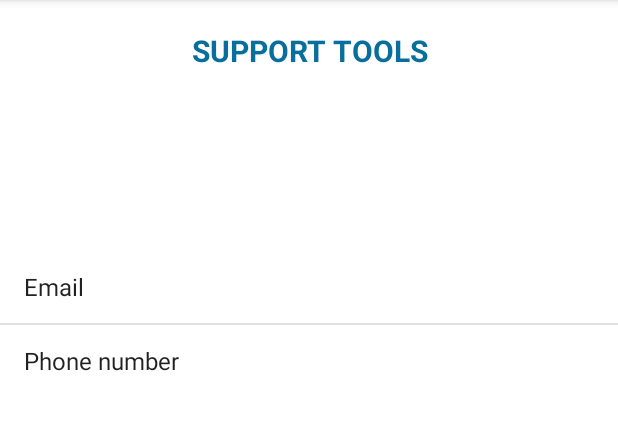
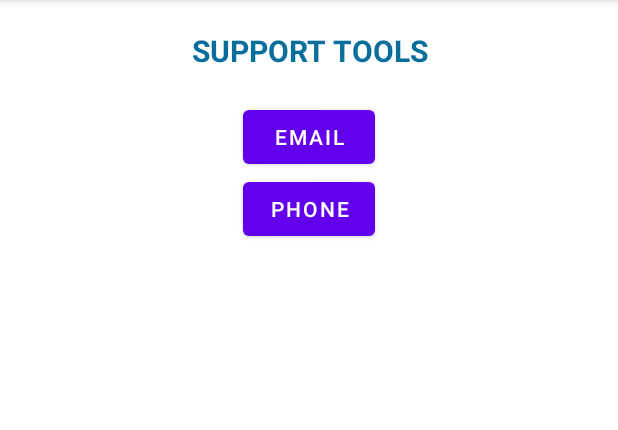
Before and after one commit to chamvamshi/CHI-Gratitude, an Android app: the contactActivity screen opened directly, with no data from a screen before it, on a phone screen of 412 x 824 dp, the part 84-514 px from its top. Run offline under Robolectric (Android 15) with nearby library versions, the phone set to English and light mode, and no system bars.

Commit message:
Changed code

```diff
--- a/app/src/main/java/com/example/chigratitude/MainActivity.java
+++ b/app/src/main/java/com/example/chigratitude/MainActivity.java
@@ -91,7 +91,6 @@ public class MainActivity<contactlist> extends AppCompatActivity {
 
     private void exit() {
         exit();
-
     }
 
     public void share(MenuItem item) {
@@ -100,6 +99,5 @@ public class MainActivity<contactlist> extends AppCompatActivity {
         intent.putExtra(Intent.EXTRA_SUBJECT, "hello");
         intent.putExtra(Intent.EXTRA_TEXT, "click the link");
         startActivity(intent.createChooser(intent, "share via"));
-
     }
 }
--- a/app/src/main/java/com/example/chigratitude/contactActivity.java
+++ b/app/src/main/java/com/example/chigratitude/contactActivity.java
@@ -3,26 +3,37 @@ package com.example.chigratitude;
 import androidx.appcompat.app.AppCompatActivity;
 
 import android.os.Bundle;
+import android.view.View;
 import android.widget.ArrayAdapter;
+import android.widget.Button;
 import android.widget.ListView;
 
 import java.util.ArrayList;
 
 public class contactActivity extends AppCompatActivity {
 
+    Button emailBtn, phoneBtn;
 
     @Override
     protected void onCreate(Bundle savedInstanceState) {
         super.onCreate(savedInstanceState);
         setContentView(R.layout.fragment_contacts);
-        final ListView list = findViewById(R.id.list);
-        ArrayList<String> arrayList = new ArrayList<>();
-        arrayList.add("Email");
-        arrayList.add("Phone number");
 
-        ArrayAdapter<String> arrayAdapter = new ArrayAdapter<String>(this,android.R.layout.simple_list_item_1, arrayList);
-        list.setAdapter(arrayAdapter);
+        emailBtn = findViewById(R.id.email_btn);
+        phoneBtn = findViewById(R.id.phone_btn);
 
+        emailBtn.setOnClickListener(new View.OnClickListener() {
+            @Override
+            public void onClick(View v) {
 
+            }
+        });
+        phoneBtn.setOnClickListener(new View.OnClickListener() {
+            @Override
+            public void onClick(View v) {
+
+            }
+        });
     }
+
 }
--- a/app/src/main/res/layout/fragment_contacts.xml
+++ b/app/src/main/res/layout/fragment_contacts.xml
@@ -3,30 +3,32 @@
     xmlns:app="http://schemas.android.com/apk/res-auto"
     xmlns:tools="http://schemas.android.com/tools"
     android:layout_width="match_parent"
+    android:layout_height="match_parent"
     android:orientation="vertical"
-    android:layout_height="match_parent"
     tools:context=".contactActivity">
 
     <TextView
         android:id="@+id/textView2"
         android:layout_width="match_parent"
         android:layout_height="wrap_content"
+        android:layout_margin="20dp"
+        android:gravity="center"
         android:text="SUPPORT TOOLS"
+        android:textColor="#086E9C"
         android:textSize="20sp"
-       android:textStyle="bold"
-       android:gravity="center"
-       android:layout_margin="20dp"
-       android:textColor="#086E9C"/>
+        android:textStyle="bold" />
 
-   <ListView
-       android:id="@+id/list"
-       android:layout_width="match_parent"
+    <Button
+        android:id="@+id/email_btn"
+        android:layout_width="wrap_content"
         android:layout_height="wrap_content"
-       app:layout_constraintBottom_toBottomOf="parent"
-       app:layout_constraintEnd_toEndOf="parent"
-       app:layout_constraintStart_toStartOf="parent"
-       app:layout_constraintTop_toTopOf="parent"
-       android:layout_marginTop="100dp"/>
+        android:layout_gravity="center"
+        android:text="Email" />
 
-
+    <Button
+        android:id="@+id/phone_btn"
+        android:layout_width="wrap_content"
+        android:layout_height="wrap_content"
+        android:layout_gravity="center"
+        android:text="Phone" />
 </LinearLayout>
--- a/app/src/main/res/menu/main.xml
+++ b/app/src/main/res/menu/main.xml
@@ -1,20 +1,14 @@
 <?xml version="1.0" encoding="utf-8"?>
 <menu xmlns:android="http://schemas.android.com/apk/res/android"
     xmlns:app="http://schemas.android.com/apk/res-auto">
-
     <item
         android:id="@+id/action_settings"
         android:orderInCategory="100"
         android:title="@string/action_settings"
         android:icon="@drawable/setting"/>
-
-
     <item
         android:id="@+id/action_Exit"
         android:orderInCategory="100"
         android:title="@string/exit"
-        android:onClick="exitbutton"
         android:icon="@drawable/ic_baseline_exit_to_app_24"/>
-
-
 </menu>
```
Also changed, not shown: app/src/main/java/com/example/chigratitude/MainActivity2.java (+40 -0 lines), app/src/main/res/layout/activity_main2.xml (+4 -5 lines). Lines whose indentation alone changed are shown as unchanged.
